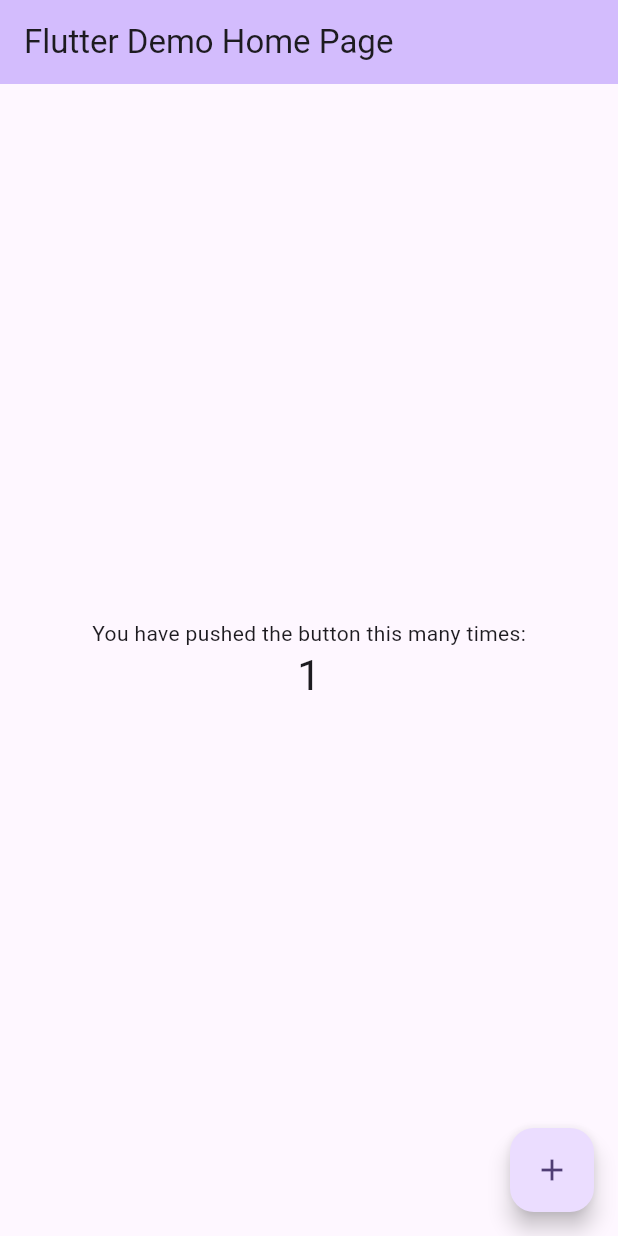
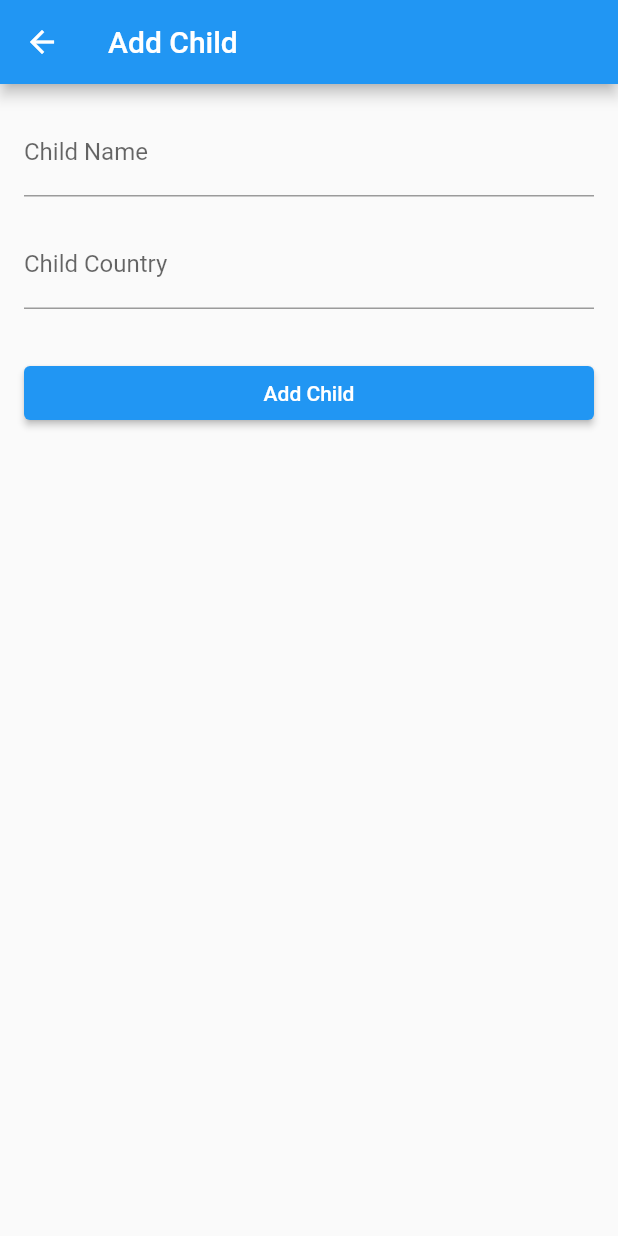
Before and after one commit to rafayeljamalyan/christmas-app, a Flutter app: the screen it shows after launch, after a tap on the "add" icon, on a phone screen of 412 x 824 dp. Run offline on Flutter 3.47's test engine with Material 2 defaults, Android fonts, the phone set to English and light mode, and no system bars; our stand-ins replace bloc, flutter_bloc.

Commit message:
feat: create the screens

```diff
--- a/lib/main.dart
+++ b/lib/main.dart
@@ -1,125 +1,35 @@
+import 'package:christmas_app/bloc/child_bloc.dart';
+import 'package:christmas_app/data/repository.dart';
+import 'package:christmas_app/screens/add_child_screen.dart';
+import 'package:christmas_app/screens/child_list_screen.dart';
 import 'package:flutter/material.dart';
 
 void main() {
-  runApp(const MyApp());
+  final ChildBloc childBloc = ChildBloc(Repository());
+
+  runApp(MyApp(childBloc: childBloc));
 }
 
 class MyApp extends StatelessWidget {
-  const MyApp({super.key});
+  final ChildBloc childBloc;
 
-  // This widget is the root of your application.
+  const MyApp({Key? key, required this.childBloc}) : super(key: key);
+
+// two routes
+// 1. child list screen
+// 2. add child screen
   @override
   Widget build(BuildContext context) {
     return MaterialApp(
-      title: 'Flutter Demo',
+      title: 'Christmas App',
       theme: ThemeData(
-        // This is the theme of your application.
-        //
-        // TRY THIS: Try running your application with "flutter run". You'll see
-        // the application has a blue toolbar. Then, without quitting the app,
-        // try changing the seedColor in the colorScheme below to Colors.green
-        // and then invoke "hot reload" (save your changes or press the "hot
-        // reload" button in a Flutter-supported IDE, or press "r" if you used
-        // the command line to start the app).
-        //
-        // Notice that the counter didn't reset back to zero; the application
-        // state is not lost during the reload. To reset the state, use hot
-        // restart instead.
-        //
-        // This works for code too, not just values: Most code changes can be
-        // tested with just a hot reload.
-        colorScheme: ColorScheme.fromSeed(seedColor: Colors.deepPurple),
-        useMaterial3: true,
+        primarySwatch: Colors.blue,
       ),
-      home: const MyHomePage(title: 'Flutter Demo Home Page'),
+      home: ChildListScreen(childBloc: childBloc),
+      routes: {
+        '/child_list': (context) => ChildListScreen(childBloc: childBloc),
+        '/add_child': (context) => AddChildScreen(childBloc: childBloc),
+      },
     );
   }
 }
-
-class MyHomePage extends StatefulWidget {
-  const MyHomePage({super.key, required this.title});
-
-  // This widget is the home page of your application. It is stateful, meaning
-  // that it has a State object (defined below) that contains fields that affect
-  // how it looks.
-
-  // This class is the configuration for the state. It holds the values (in this
-  // case the title) provided by the parent (in this case the App widget) and
-  // used by the build method of the State. Fields in a Widget subclass are
-  // always marked "final".
-
-  final String title;
-
-  @override
-  State<MyHomePage> createState() => _MyHomePageState();
-}
-
-class _MyHomePageState extends State<MyHomePage> {
-  int _counter = 0;
-
-  void _incrementCounter() {
-    setState(() {
-      // This call to setState tells the Flutter framework that something has
-      // changed in this State, which causes it to rerun the build method below
-      // so that the display can reflect the updated values. If we changed
-      // _counter without calling setState(), then the build method would not be
-      // called again, and so nothing would appear to happen.
-      _counter++;
-    });
-  }
-
-  @override
-  Widget build(BuildContext context) {
-    // This method is rerun every time setState is called, for instance as done
-    // by the _incrementCounter method above.
-    //
-    // The Flutter framework has been optimized to make rerunning build methods
-    // fast, so that you can just rebuild anything that needs updating rather
-    // than having to individually change instances of widgets.
-    return Scaffold(
-      appBar: AppBar(
-        // TRY THIS: Try changing the color here to a specific color (to
-        // Colors.amber, perhaps?) and trigger a hot reload to see the AppBar
-        // change color while the other colors stay the same.
-        backgroundColor: Theme.of(context).colorScheme.inversePrimary,
-        // Here we take the value from the MyHomePage object that was created by
-        // the App.build method, and use it to set our appbar title.
-        title: Text(widget.title),
-      ),
-      body: Center(
-        // Center is a layout widget. It takes a single child and positions it
-        // in the middle of the parent.
-        child: Column(
-          // Column is also a layout widget. It takes a list of children and
-          // arranges them vertically. By default, it sizes itself to fit its
-          // children horizontally, and tries to be as tall as its parent.
-          //
-          // Column has various properties to control how it sizes itself and
-          // how it positions its children. Here we use mainAxisAlignment to
-          // center the children vertically; the main axis here is the vertical
-          // axis because Columns are vertical (the cross axis would be
-          // horizontal).
-          //
-          // TRY THIS: Invoke "debug painting" (choose the "Toggle Debug Paint"
-          // action in the IDE, or press "p" in the console), to see the
-          // wireframe for each widget.
-          mainAxisAlignment: MainAxisAlignment.center,
-          children: <Widget>[
-            const Text(
-              'You have pushed the button this many times:',
-            ),
-            Text(
-              '$_counter',
-              style: Theme.of(context).textTheme.headlineMedium,
-            ),
-          ],
-        ),
-      ),
-      floatingActionButton: FloatingActionButton(
-        onPressed: _incrementCounter,
-        tooltip: 'Increment',
-        child: const Icon(Icons.add),
-      ), // This trailing comma makes auto-formatting nicer for build methods.
-    );
-  }
-}
--- /dev/null
+++ b/lib/screens/add_child_screen.dart
@@ -0,0 +1,54 @@
+import 'package:christmas_app/data/models/child_model.dart';
+import 'package:flutter/material.dart';
+import '../bloc/child_bloc.dart';
+import '../bloc/child_event.dart';
+
+class AddChildScreen extends StatelessWidget {
+  final ChildBloc childBloc;
+
+  const AddChildScreen({Key? key, required this.childBloc}) : super(key: key);
+
+  @override
+  Widget build(BuildContext context) {
+    TextEditingController nameController = TextEditingController();
+    TextEditingController countryController = TextEditingController();
+
+    return Scaffold(
+      appBar: AppBar(
+        title: const Text('Add Child'),
+      ),
+      body: Padding(
+        padding: const EdgeInsets.all(16.0),
+        child: Column(
+          crossAxisAlignment: CrossAxisAlignment.stretch,
+          children: [
+            TextField(
+              controller: nameController,
+              decoration: InputDecoration(labelText: 'Child Name'),
+            ),
+            const SizedBox(height: 16),
+            TextField(
+              controller: countryController,
+              decoration: InputDecoration(labelText: 'Child Country'),
+            ),
+            const SizedBox(height: 32),
+            ElevatedButton(
+              onPressed: () {
+                // Dispatch event to add a new child
+                childBloc.add(AddChildEvent(
+                  Child(
+                    name: nameController.text,
+                    country: countryController.text,
+                  ),
+                ));
+                // Navigate back to the child list screen
+                Navigator.pop(context);
+              },
+              child: const Text('Add Child'),
+            ),
+          ],
+        ),
+      ),
+    );
+  }
+}
--- /dev/null
+++ b/lib/screens/child_list_screen.dart
@@ -0,0 +1,50 @@
+import 'package:christmas_app/widgets/child_list_item.dart';
+import 'package:flutter/material.dart';
+import 'package:flutter_bloc/flutter_bloc.dart';
+import '../bloc/child_bloc.dart';
+import '../bloc/child_event.dart';
+import '../bloc/child_state.dart';
+
+class ChildListScreen extends StatelessWidget {
+  final ChildBloc childBloc;
+
+  const ChildListScreen({Key? key, required this.childBloc}) : super(key: key);
+
+  @override
+  Widget build(BuildContext context) {
+    return Scaffold(
+      appBar: AppBar(
+        title: const Text('Christmas App'),
+      ),
+      body: BlocBuilder<ChildBloc, ChildState>(
+        bloc: childBloc,
+        builder: (context, state) {
+          if (state is ChildListState) {
+            return ListView.builder(
+              itemCount: state.children.length,
+              itemBuilder: (context, index) {
+                var child = state.children[index];
+                return ChildListItem(
+                  child: child,
+                  onTap: () {
+                    childBloc.add(ToggleNiceNaughtyEvent(child.name));
+                  },
+                );
+              },
+            );
+          } else {
+            return const Center(
+              child: CircularProgressIndicator(),
+            );
+          }
+        },
+      ),
+      floatingActionButton: FloatingActionButton(
+        onPressed: () {
+          Navigator.pushNamed(context, '/add_child');
+        },
+        child: const Icon(Icons.add),
+      ),
+    );
+  }
+}
--- /dev/null
+++ b/lib/widgets/child_list_item.dart
@@ -0,0 +1,21 @@
+import 'package:christmas_app/data/models/child_model.dart';
+import 'package:flutter/material.dart';
+
+class ChildListItem extends StatelessWidget {
+  final Child child;
+  final Function onTap;
+
+  const ChildListItem({Key? key, required this.child, required this.onTap})
+      : super(key: key);
+
+  @override
+  Widget build(BuildContext context) {
+    return ListTile(
+      title: Text(child.name),
+      subtitle: Text('${child.country} - ${child.isNice ? 'Nice' : 'Naughty'}'),
+      onTap: () {
+        onTap();
+      },
+    );
+  }
+}
--- a/pubspec.yaml
+++ b/pubspec.yaml
@@ -36,6 +36,7 @@ dependencies:
   # Use with the CupertinoIcons class for iOS style icons.
   cupertino_icons: ^1.0.2
   bloc: ^8.1.2
+  flutter_bloc: ^8.1.3
 
 dev_dependencies:
   flutter_test:
```
Also changed, not shown: pubspec.lock.
